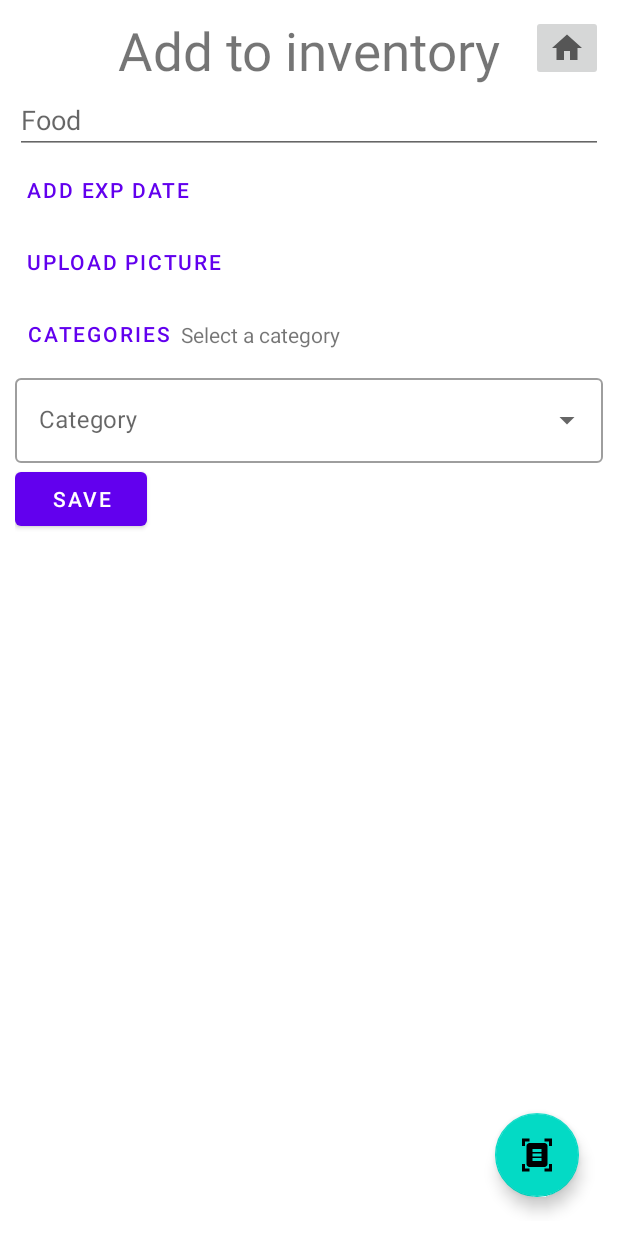
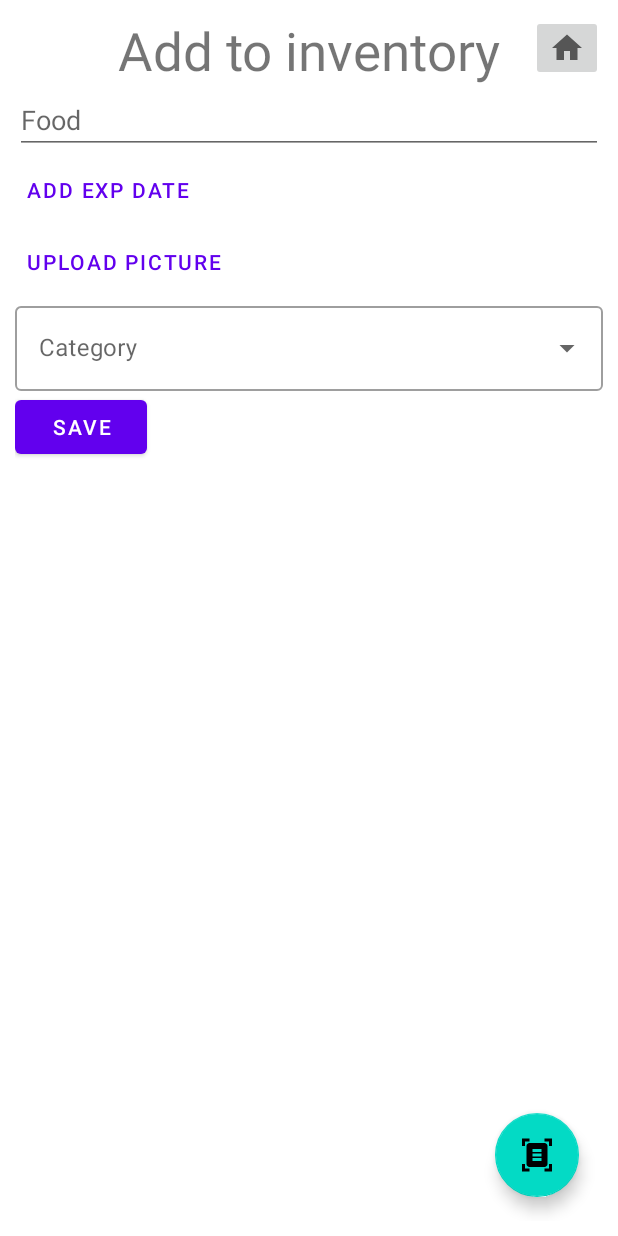
Before and after one commit to carokds/wastenot-app, an Android app: the AddFragment screen opened through its navigation route, on a phone screen of 412 x 824 dp. Run offline under Robolectric (Android 15) with nearby library versions, the phone set to English and light mode, and no system bars; our stand-ins replace Firebase (no records; nobody signed in at launch, a user with empty details on screens opened directly); libraries missing offline, so code that uses them is left out: com.firebase.ui; pictures from the network do not load; 4 statements that could not run were skipped.

Commit message:
Categories with AutoCompleteInput added to AddFragment and deleted Categories fragment

```diff
--- a/app/src/main/java/com/hoang/wastenot/fragments/AddFragment.kt
+++ b/app/src/main/java/com/hoang/wastenot/fragments/AddFragment.kt
@@ -53,17 +53,6 @@ class AddFragment : Fragment(R.layout.fragment_add), KoinComponent {
             Navigation.findNavController(view).navigate(R.id.action_global_inventoryFragment)
         }
 
-
-        binding.btnGoToCategories.setOnClickListener {
-            findNavController().navigate(R.id.action_addFragment_to_categoryFragment)
-        }
-
-        val bundle = this.arguments
-        bundle?.getString("Category").apply {
-            binding.tvCategorySelected.text = this ?: getString(R.string.select_a_category)
-        }
-
-
         binding.btnScan.setOnClickListener {
             Navigation.findNavController(view)
                 .navigate(R.id.action_addFragment_to_barcodeScannerFragment)
@@ -74,16 +63,6 @@ class AddFragment : Fragment(R.layout.fragment_add), KoinComponent {
         setOnSaveButtonClicked()
         setOnDatePickerClicked(view)
 
-
-    }
-
-    override fun onCreate(savedInstanceState: Bundle?) {
-        super.onCreate(savedInstanceState)
-
-        setFragmentResultListener(getString(R.string.category)) { category, bundle ->
-            binding.tvCategorySelected.text = bundle.getString(getString(R.string.category))
-                ?: getString(R.string.select_a_category)
-        }
     }
 
     private fun readIngredients() {
@@ -100,9 +79,10 @@ class AddFragment : Fragment(R.layout.fragment_add), KoinComponent {
 
         val categories: MutableList<String> = rows
 
-        ArrayAdapter(requireContext(), R.layout.item_category, categories).also { adapter ->
+        val myadapter = ArrayAdapter(requireContext(), R.layout.item_category, categories).also { adapter ->
             textView.setAdapter(adapter)
         }
+
 
     }
 
@@ -178,7 +158,7 @@ class AddFragment : Fragment(R.layout.fragment_add), KoinComponent {
 
             val currentUser = userRepository.getCurrentUser() ?: return@setOnClickListener
             val foodName = binding.etFoodName.text.toString()
-            category = binding.tvCategorySelected.text.toString()
+            category = binding.autocompleteCategory.text.toString()
             val foodRef = Firebase.firestore.collection("foods").document()
 
             val food = Food(
--- a/app/src/main/res/layout/fragment_add.xml
+++ b/app/src/main/res/layout/fragment_add.xml
@@ -52,31 +52,13 @@
         app:layout_constraintStart_toStartOf="parent"
         app:layout_constraintTop_toBottomOf="@+id/btn_add_exp_date" />
 
-    <com.google.android.material.button.MaterialButton
-        android:id="@+id/btn_go_to_categories"
-        style="?attr/borderlessButtonStyle"
-        android:layout_width="wrap_content"
-        android:layout_height="wrap_content"
-        android:text="@string/categories"
-        app:layout_constraintStart_toStartOf="parent"
-        app:layout_constraintTop_toBottomOf="@+id/btn_add_food_picture" />
-
-    <TextView
-        android:id="@+id/tv_category_selected"
-        android:layout_width="wrap_content"
-        android:layout_height="wrap_content"
-        app:layout_constraintBottom_toBottomOf="@+id/btn_go_to_categories"
-        app:layout_constraintStart_toEndOf="@+id/btn_go_to_categories"
-        app:layout_constraintTop_toTopOf="@+id/btn_go_to_categories" />
-
-
     <com.google.android.material.textfield.TextInputLayout
         android:id="@+id/et_category"
         style="@style/Widget.MaterialComponents.TextInputLayout.OutlinedBox.ExposedDropdownMenu"
         android:layout_width="match_parent"
         android:layout_height="wrap_content"
         android:hint="@string/category"
-        app:layout_constraintTop_toBottomOf="@+id/btn_go_to_categories">
+        app:layout_constraintTop_toBottomOf="@+id/btn_add_food_picture">
 
         <AutoCompleteTextView
             android:id="@+id/autocomplete_category"
```
Also changed, not shown: app/src/main/java/com/hoang/wastenot/adapters/CategoriesAdapter.kt (deleted, +0 -42 lines), app/src/main/java/com/hoang/wastenot/fragments/CategoryFragment.kt (deleted, +0 -73 lines), app/src/main/res/layout/fragment_categories.xml (deleted, +0 -32 lines).
